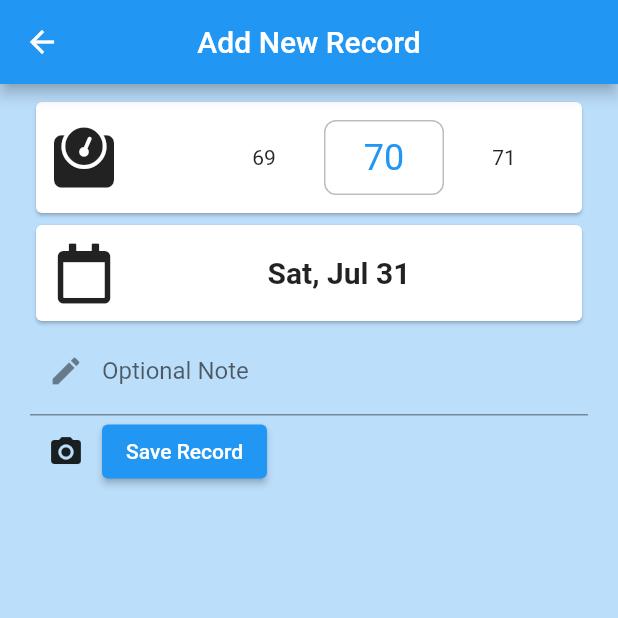
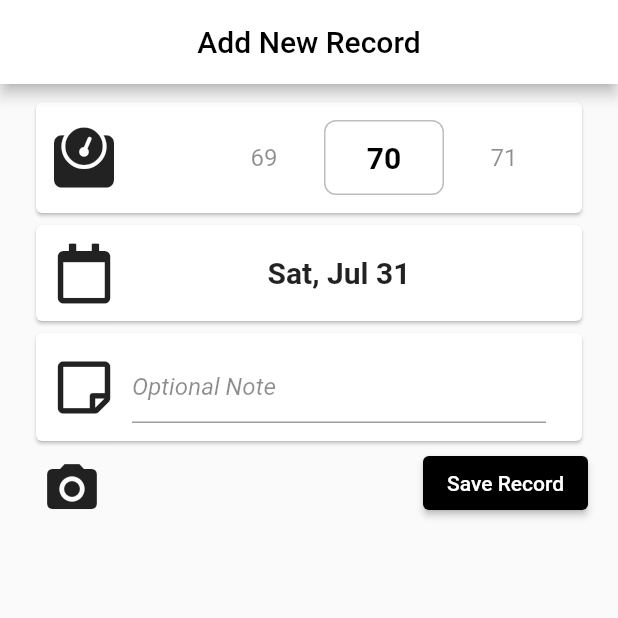
Before and after one commit to ozkayas/weight-tracker, a Flutter app: the screen it shows after launch, after a tap on "History", after a tap on the "add" icon, on a phone screen of 412 x 824 dp, the top half of it. Run offline on Flutter 3.47's test engine with Material 2 defaults, Android fonts, the phone set to English and light mode, and no system bars; drawn by our look-alikes of numberpicker; our stand-ins replace fl_chart, font_awesome_flutter, freezed_annotation, get, get_storage, image_picker.

Commit message:
Add black & white theme

```diff
--- a/lib/main.dart
+++ b/lib/main.dart
@@ -16,10 +16,18 @@ class MyApp extends StatelessWidget {
   @override
   Widget build(BuildContext context) {
     return GetMaterialApp(
-      title: 'Flutter Demo',
       theme: ThemeData(
-        primarySwatch: Colors.blue,
-      ),
+        scaffoldBackgroundColor: Colors.grey.shade50,
+        primaryTextTheme: TextTheme(
+        headline6: TextStyle(
+        color: Colors.black
+    ),),
+
+        appBarTheme: AppBarTheme(backgroundColor: Colors.white,
+            centerTitle: true,
+
+            //titleTextStyle: TextStyle(color: Colors.green, backgroundColor: Colors.red),
+      ),),
       home: HomePage(),
     );
   }
--- a/lib/views/add_record.dart
+++ b/lib/views/add_record.dart
@@ -39,7 +39,7 @@ class _AddRecordScreenState extends State<AddRecordScreen> {
     _dateController.text = DateFormat('EEE, MMM d').format(_selectedDate);
 
     return Scaffold(
-      backgroundColor: Colors.blue.shade100,
+      //backgroundColor: Colors.blue.shade100,
       appBar: AppBar(
         title: Text('Add New Record'),
         centerTitle: true,
@@ -106,28 +106,48 @@ class _AddRecordScreenState extends State<AddRecordScreen> {
                   return null;
                 },
               ),*/
-              TextFormField(
-                controller: _noteController,
-                maxLines: null,
-                decoration: InputDecoration(
-                  prefixIcon: Icon(Icons.edit),
-                  labelText: 'Optional Note',
+              Card(
+                child: Padding(
+                  padding: const EdgeInsets.all(12.0),
+                  child: Row(
+                    mainAxisAlignment: MainAxisAlignment.spaceBetween,
+                    children: [
+                      SizedBox(
+                        child:Icon(FontAwesomeIcons.stickyNote, size: 40),
+                      ),
+                      Expanded(
+                        child: Padding(
+                          padding: const EdgeInsets.symmetric(horizontal:12.0),
+                          child: TextFormField(
+                            controller: _noteController,
+                            maxLines: null,
+                            decoration: InputDecoration(
+                              hintText: 'Optional Note',
+                              hintStyle: TextStyle(fontStyle: FontStyle.italic, color: Colors.black45)
+                            ),
+                          ),
+                        ),
+                      ),
+                    ],
+                  ),
                 ),
               ),
 
               Row(
+                mainAxisAlignment: MainAxisAlignment.spaceBetween,
                 children: [
                   IconButton(
                       onPressed: () async {
                         await captureSaveImage();
                       },
-                      icon: Icon(Icons.camera_alt)),
+                      icon: Icon(Icons.camera_alt,size: 40,)),
 
                   ConstrainedBox(
                     constraints: BoxConstraints.tightForFinite(
                       width: double.infinity,
                     ),
                     child: ElevatedButton(
+                      style: ElevatedButton.styleFrom(primary: Colors.black),
                       onPressed: () {
                         // Validate returns true if the form is valid, or false otherwise.
                         if (_formKey.currentState!.validate()) {
--- a/lib/views/graph.dart
+++ b/lib/views/graph.dart
@@ -32,11 +32,9 @@ class _GraphScreenState extends State<GraphScreen> {
   @override
   Widget build(BuildContext context) {
     return Scaffold(
-      backgroundColor: Colors.blue.shade50,
+      //backgroundColor: Colors.blue.shade50,
       appBar: AppBar(
         title: Text('Graph'),
-        backgroundColor: Colors.blue.shade700,
-        centerTitle: true,
       ),
       body: _controller.records.isEmpty
           ? Center(
--- a/lib/views/history.dart
+++ b/lib/views/history.dart
@@ -21,15 +21,13 @@ class _HistoryScreenState extends State<HistoryScreen> {
 
     return Obx(
       () => Scaffold(
-        backgroundColor: Colors.blue.shade50,
         appBar: AppBar(
           title: Text('History'),
-          centerTitle: true,
-          backgroundColor: Colors.blue.shade700,
         ),
         body: records.isEmpty
             ? Center(child: Container(child: Text("Please Add Some Records")))
             : ListView(
+
                 children: records
                     .map((record) => RecordListTile(record: record))
                     .toList(),
--- a/lib/views/home_page.dart
+++ b/lib/views/home_page.dart
@@ -29,7 +29,7 @@ class _HomePageState extends State<HomePage> {
         child: currentScreen,
       ),
       floatingActionButton: FloatingActionButton(
-        backgroundColor: Colors.blue.shade800,
+        backgroundColor: Colors.black,
         onPressed: () {
           Get.to(() => AddRecordScreen());
           //_controller.addRecord(Record(dateTime: DateTime.now(), weight: 30.0));
@@ -43,7 +43,7 @@ class _HomePageState extends State<HomePage> {
         child: Container(
           //height: 50,
           height: Get.height / 12,
-          color: Colors.blue.shade700,
+          color: Colors.black87,
           child: Row(
             mainAxisSize: MainAxisSize.max,
             mainAxisAlignment: MainAxisAlignment.spaceBetween,
@@ -57,7 +57,7 @@ class _HomePageState extends State<HomePage> {
                         Icons.auto_graph,
                         color: Colors.white,
                       ),
-                      Text('Graph'),
+                      Text('Graph', style: TextStyle(color: Colors.white),),
                     ],
                   ),
                   onTap: () {
@@ -74,7 +74,7 @@ class _HomePageState extends State<HomePage> {
                     mainAxisAlignment: MainAxisAlignment.center,
                     children: [
                       Icon(Icons.history, color: Colors.white),
-                      Text('History'),
+                      Text('History', style: TextStyle(color: Colors.white)),
                     ],
                   ),
                   onTap: () {
--- a/lib/widgets/records_graph.dart
+++ b/lib/widgets/records_graph.dart
@@ -105,7 +105,7 @@ class RecordsGraph extends StatelessWidget {
                     isCurved: false,
                     barWidth: 2,
                     colors: [
-                      Colors.orange,
+                      Colors.black54,
                     ],
                   ),
                 ],
--- a/lib/widgets/weight_picker_card.dart
+++ b/lib/widgets/weight_picker_card.dart
@@ -25,8 +25,8 @@ class _WeightPickerCardState extends State<WeightPickerCard> {
           children: [
             SizedBox(child: Icon(FontAwesomeIcons.weight, size: 40,),),
             NumberPicker(
-              //textStyle: TextStyle(fontSize: 20),
-              //selectedTextStyle: TextStyle(fontSize: 30,fontWeight: FontWeight.bold, color: Colors.blueAccent),
+              textStyle: TextStyle(fontSize: 16, color: Colors.black45),
+              selectedTextStyle: TextStyle(fontSize: 20,fontWeight: FontWeight.bold, color: Colors.black),
               itemWidth: 80,
               itemCount: 3,
               value: _currentHorizontalIntValue,
```
